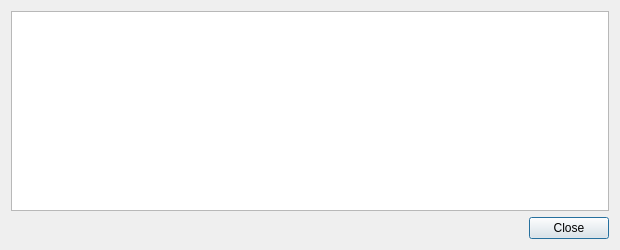
Old version of the form src/qt/forms/transactiondescdialog.ui in the repository Xyb0rg/caishen.
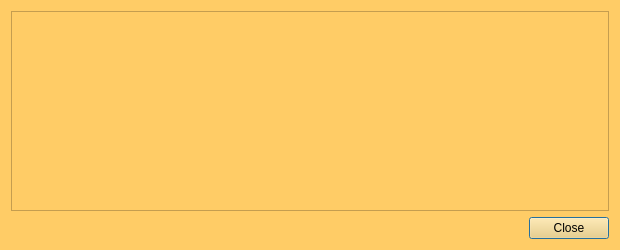
New version of the form.

Patch:
```diff
--- a/src/qt/forms/transactiondescdialog.ui
+++ b/src/qt/forms/transactiondescdialog.ui
@@ -13,6 +13,10 @@
   <property name="windowTitle">
    <string>Transaction details</string>
   </property>
+  <property name="styleSheet">
+   <string notr="true">background-color: rgb(255, 204, 102);
+alternate-background-color: rgb(255, 204, 102);</string>
+  </property>
   <layout class="QVBoxLayout" name="verticalLayout">
    <item>
     <widget class="QTextEdit" name="detailText">
```
